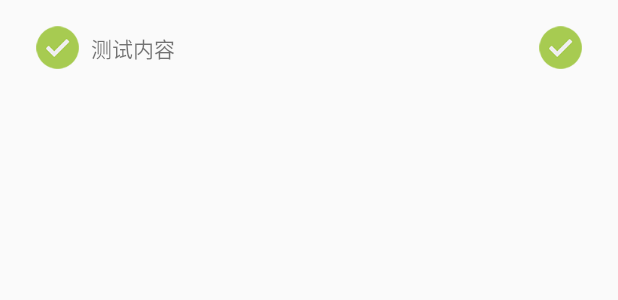
After one commit to iFarSeer/TodoFluxArchitecture, an Android app: the layout item_todo.xml on its own in the app's theme, with its tools: preview values and no code run, on a phone screen of 412 x 824 dp. The commit adds this screen. Shown: the top 300 px of the screen. Run offline under Robolectric (Android 15) with nearby library versions, the phone set to English and light mode, and no system bars.

Commit message:
[add]:初步打开界面上的工作

```diff
--- /dev/null
+++ b/app/src/main/res/drawable/checkbox_circle.xml
@@ -0,0 +1,5 @@
+<?xml version="1.0" encoding="utf-8"?>
+<selector xmlns:android="http://schemas.android.com/apk/res/android">
+    <item android:drawable="@drawable/checkbox_circle_unselected" />
+    <item android:state_selected="true" android:drawable="@drawable/checkbox_circle_selected" />
+</selector>
--- /dev/null
+++ b/app/src/main/res/layout/item_todo.xml
@@ -0,0 +1,45 @@
+<?xml version="1.0" encoding="utf-8"?>
+<RelativeLayout xmlns:android="http://schemas.android.com/apk/res/android"
+    android:layout_width="match_parent"
+    android:layout_height="@dimen/item_height"
+    xmlns:tools="http://schemas.android.com/tools"
+    android:orientation="vertical">
+
+    <ImageView
+        android:id="@+id/isActiveImageView"
+        android:layout_width="wrap_content"
+        android:layout_height="wrap_content"
+        android:src="@drawable/checkbox_circle_selected"
+        android:padding="@dimen/default_padding"
+        android:layout_centerVertical="true"
+        android:layout_alignParentLeft="true"
+        android:layout_alignParentStart="true"
+        android:layout_marginLeft="@dimen/item_margin"
+        android:layout_marginStart="@dimen/item_margin"
+        />
+
+    <ImageView
+        android:id="@+id/isStarImageView"
+        android:layout_width="wrap_content"
+        android:layout_height="wrap_content"
+        android:src="@drawable/checkbox_circle_selected"
+        android:padding="@dimen/default_padding"
+        android:layout_centerVertical="true"
+        android:layout_alignParentRight="true"
+        android:layout_alignParentEnd="true"
+        android:layout_marginRight="@dimen/item_margin"
+        android:layout_marginEnd="@dimen/item_margin"
+        />
+
+    <TextView
+        android:id="@+id/descriptionTextView"
+        android:layout_width="wrap_content"
+        android:layout_height="wrap_content"
+        android:layout_centerInParent="true"
+        android:layout_toLeftOf="@id/isStarImageView"
+        android:layout_toStartOf="@id/isStarImageView"
+        android:layout_toRightOf="@id/isActiveImageView"
+        android:layout_toEndOf="@id/isActiveImageView"
+        tools:text="测试内容"
+        />
+</RelativeLayout>
--- a/app/src/main/res/values/dimens.xml
+++ b/app/src/main/res/values/dimens.xml
@@ -3,4 +3,8 @@
     <dimen name="activity_horizontal_margin">16dp</dimen>
     <dimen name="activity_vertical_margin">16dp</dimen>
     <dimen name="fab_margin">16dp</dimen>
+
+    <dimen name="item_height">64dp</dimen>
+    <dimen name="item_margin">16dp</dimen>
+    <dimen name="default_padding">8dp</dimen>
 </resources>
```
Also changed, not shown: app/src/main/java/com/farseer/todo/flux/view/TodoActivity.java (+76 -7 lines), app/src/main/res/layout/content_todo.xml (+6 -10 lines), app/src/main/res/drawable-xhdpi/checkbox_circle_selected.png (added), app/src/main/res/drawable-xhdpi/checkbox_circle_unselected.png (added).
